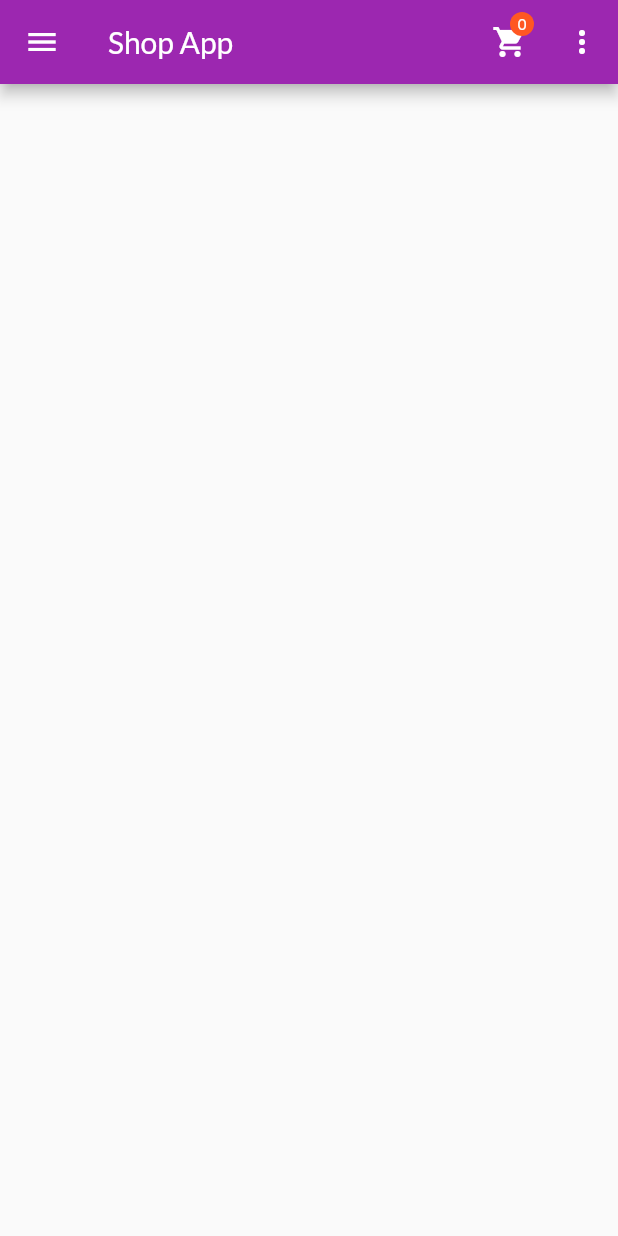
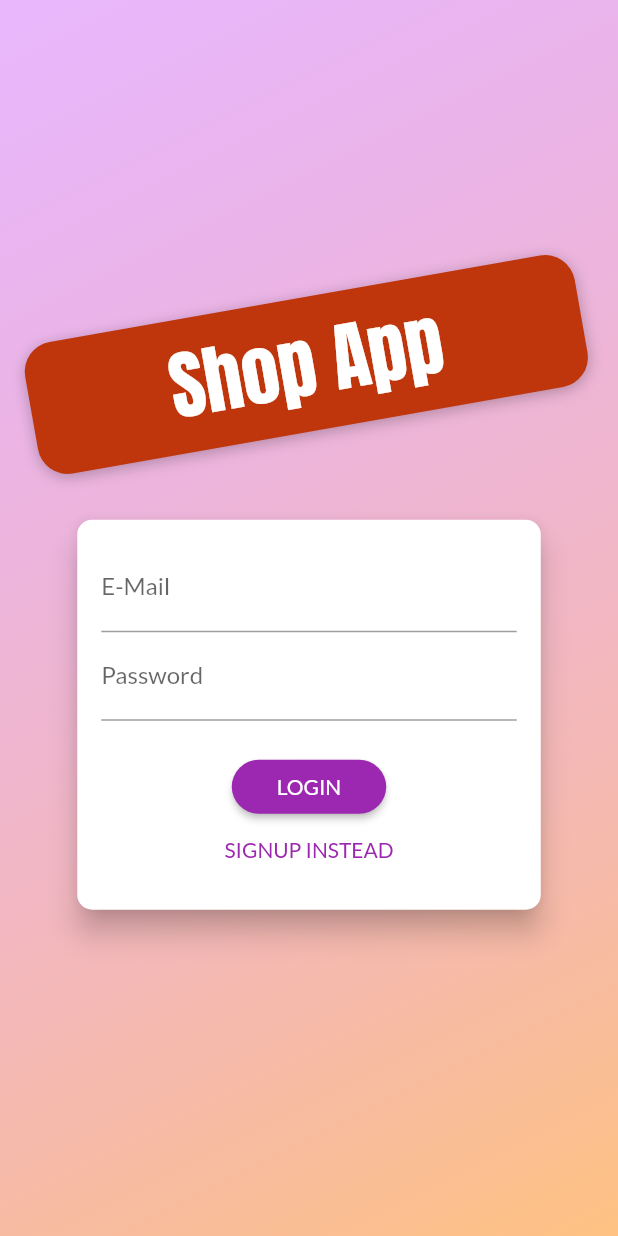
Before and after one commit to ahmedmedrah/shop_app, a Flutter app: the screen it shows after launch, on a phone screen of 412 x 824 dp. Run offline on Flutter 3.47's test engine with Material 2 defaults, Android fonts, the phone set to English and light mode, and no system bars.

Commit message:
created auth.dart to handle login and sign up logic created auth_screen.dart to be the initial screen with an authentication form

```diff
--- a/lib/main.dart
+++ b/lib/main.dart
@@ -1,8 +1,10 @@
 import 'package:flutter/material.dart';
 import 'package:provider/provider.dart';
+import 'package:shop_app/providers/auth.dart';
 import 'package:shop_app/providers/cart.dart';
 import 'package:shop_app/providers/orders.dart';
 import 'package:shop_app/providers/products_provider.dart';
+import 'package:shop_app/screens/auth_screen.dart';
 import 'package:shop_app/screens/cart_screen.dart';
 import 'package:shop_app/screens/edit_product_screen.dart';
 import 'package:shop_app/screens/orders_screen.dart';
@@ -29,6 +31,9 @@ class MyApp extends StatelessWidget {
         ChangeNotifierProvider(
           create: (ctx) => Orders(),
         ),
+        ChangeNotifierProvider(
+          create: (ctx) => Auth(),
+        ),
       ],
       child: MaterialApp(
         debugShowCheckedModeBanner: false,
@@ -38,8 +43,9 @@ class MyApp extends StatelessWidget {
           accentColor: Colors.deepOrange,
           fontFamily: 'Lato',
         ),
-        home: ProductOverviewScreen(),
+        home: AuthScreen(),
         routes: {
+          AuthScreen.routeName: (ctx) => AuthScreen(),
           ProductDetailsScreen.ROUTENAME: (ctx) => ProductDetailsScreen(),
           CartScreen.ROUTENAME: (ctx) => CartScreen(),
           OrdersScreen.ROUTENAME: (ctx) => OrdersScreen(),
--- /dev/null
+++ b/lib/providers/auth.dart
@@ -0,0 +1,38 @@
+import 'package:flutter/widgets.dart';
+import 'package:http/http.dart' as http;
+import 'dart:convert';
+
+import 'package:shop_app/models/http_exception.dart';
+
+class Auth with ChangeNotifier {
+  String _token;
+  DateTime _expiryDate;
+  String _userId;
+  final _apiKey = 'AIzaSyDTHDlO71yjjdkhxgi3dtWzm-QWhuhsg0s';
+
+  Future _authenticate(String email, String password, String urlPart) async {
+    final url =
+        'https://identitytoolkit.googleapis.com/v1/accounts:$urlPart?key=$_apiKey';
+    try {
+      final response = await http.post(url,
+          body: json.encode({
+            'email': email,
+            'password': password,
+            'returnSecureToken': true,
+          }));
+      final resData = jsonDecode(response.body);
+      if(resData['error'] != null)
+        throw HttpException(resData['error']['message']);
+    } catch (e) {
+      throw e;
+    }
+  }
+
+  Future signUp(String email, String password) async {
+    return _authenticate(email, password, 'signUp');
+  }
+
+  Future logIn(String email, String password) async {
+    return _authenticate(email, password, 'signInWithPassword');
+  }
+}
--- /dev/null
+++ b/lib/screens/auth_screen.dart
@@ -0,0 +1,281 @@
+import 'dart:math';
+
+import 'package:flutter/material.dart';
+import 'package:provider/provider.dart';
+import 'package:shop_app/models/http_exception.dart';
+import 'package:shop_app/providers/auth.dart';
+
+enum AuthMode { Signup, Login }
+
+class AuthScreen extends StatelessWidget {
+  static const routeName = '/auth';
+
+  @override
+  Widget build(BuildContext context) {
+    final deviceSize = MediaQuery.of(context).size;
+    // final transformConfig = Matrix4.rotationZ(-8 * pi / 180);
+    // transformConfig.translate(-10.0);
+    return Scaffold(
+      // resizeToAvoidBottomInset: false,
+      body: Stack(
+        children: <Widget>[
+          Container(
+            decoration: BoxDecoration(
+              gradient: LinearGradient(
+                colors: [
+                  Color.fromRGBO(215, 117, 255, 1).withOpacity(0.5),
+                  Color.fromRGBO(255, 188, 117, 1).withOpacity(0.9),
+                ],
+                begin: Alignment.topLeft,
+                end: Alignment.bottomRight,
+              ),
+            ),
+          ),
+          SingleChildScrollView(
+            child: Container(
+              height: deviceSize.height,
+              width: deviceSize.width,
+              child: Column(
+                mainAxisAlignment: MainAxisAlignment.center,
+                crossAxisAlignment: CrossAxisAlignment.center,
+                children: <Widget>[
+                  Flexible(
+                    child: Container(
+                      margin:
+                          EdgeInsets.symmetric(vertical: 20, horizontal: 20),
+                      padding:
+                          EdgeInsets.symmetric(vertical: 8.0, horizontal: 94.0),
+                      transform: Matrix4.rotationZ(-10 * pi / 180)
+                        ..translate(-10.0),
+                      // ..translate(-10.0),
+                      decoration: BoxDecoration(
+                        borderRadius: BorderRadius.circular(20),
+                        color: Colors.deepOrange.shade900,
+                        boxShadow: [
+                          BoxShadow(
+                            blurRadius: 8,
+                            color: Colors.black26,
+                            offset: Offset(0, 2),
+                          )
+                        ],
+                      ),
+                      child: FittedBox(
+                        child: Text(
+                          'Shop App',
+                          style: TextStyle(
+                            color: Theme.of(context)
+                                .accentTextTheme
+                                .headline6
+                                .color,
+                            fontSize: 50,
+                            fontFamily: 'Anton',
+                            fontWeight: FontWeight.normal,
+                          ),
+                        ),
+                      ),
+                    ),
+                  ),
+                  Flexible(
+                    flex: deviceSize.width > 600 ? 2 : 1,
+                    child: AuthCard(),
+                  ),
+                ],
+              ),
+            ),
+          ),
+        ],
+      ),
+    );
+  }
+}
+
+class AuthCard extends StatefulWidget {
+  const AuthCard({
+    Key key,
+  }) : super(key: key);
+
+  @override
+  _AuthCardState createState() => _AuthCardState();
+}
+
+class _AuthCardState extends State<AuthCard> {
+  final GlobalKey<FormState> _formKey = GlobalKey();
+  AuthMode _authMode = AuthMode.Login;
+  Map<String, String> _authData = {
+    'email': '',
+    'password': '',
+  };
+  var _isLoading = false;
+  final _passwordController = TextEditingController();
+
+  void _showErrorDialog(String message){
+    showDialog<void>(
+      context: context,
+      barrierDismissible: false,
+      // false = user must tap button, true = tap outside dialog
+      builder: (BuildContext dialogContext) {
+        return AlertDialog(
+          title: Text('An Error Occurred'),
+          content: Text(message),
+          actions: <Widget>[
+            FlatButton(
+              child: Text('Okay'),
+              onPressed: () {
+                Navigator.of(dialogContext).pop(); // Dismiss alert dialog
+              },
+            ),
+          ],
+        );
+      },
+    );
+  }
+
+  void _submit() async {
+    if (!_formKey.currentState.validate()) {
+      // Invalid!
+      return;
+    }
+    _formKey.currentState.save();
+    setState(() {
+      _isLoading = true;
+    });
+    try {
+      if (_authMode == AuthMode.Login) {
+        // Log user in
+        await Provider.of<Auth>(context, listen: false)
+            .logIn(_authData['email'], _authData['password']);
+      } else {
+        // Sign up user
+        await Provider.of<Auth>(context, listen: false)
+            .signUp(_authData['email'], _authData['password']);
+      }
+    }on HttpException catch(e)
+    {
+      var message = 'Couldn\'t authenticate you please try again';
+      if(e.toString().contains('EMAIL_EXISTS')){
+        message = 'This email address already exists';
+      }else if(e.toString().contains('INVALID_EMAIL'))
+        message = 'This email address is invalid';
+      else if(e.toString().contains('WEAK_PASSWORD'))
+        message = 'This password is too weak';
+      else if(e.toString().contains('EMAIL_NOT_FOUND'))
+        message = 'Couldn\'t find a user with that email address';
+      else if(e.toString().contains('INVALID_PASSWORD'))
+        message = 'This password is invalid';
+      _showErrorDialog(message);
+    }catch(e)
+    {
+      const message = 'Couldn\'nt authenticate you please try again';
+      _showErrorDialog(message);
+    }
+    setState(() {
+      _isLoading = false;
+    });
+  }
+
+  void _switchAuthMode() {
+    if (_authMode == AuthMode.Login) {
+      setState(() {
+        _authMode = AuthMode.Signup;
+      });
+    } else {
+      setState(() {
+        _authMode = AuthMode.Login;
+      });
+    }
+  }
+
+  @override
+  Widget build(BuildContext context) {
+    final deviceSize = MediaQuery.of(context).size;
+    return Card(
+      shape: RoundedRectangleBorder(
+        borderRadius: BorderRadius.circular(10.0),
+      ),
+      elevation: 8.0,
+      child: Container(
+        height: _authMode == AuthMode.Signup ? 320 : 260,
+        constraints:
+            BoxConstraints(minHeight: _authMode == AuthMode.Signup ? 320 : 260),
+        width: deviceSize.width * 0.75,
+        padding: EdgeInsets.all(16.0),
+        child: Form(
+          key: _formKey,
+          child: SingleChildScrollView(
+            child: Column(
+              children: <Widget>[
+                TextFormField(
+                  decoration: InputDecoration(labelText: 'E-Mail'),
+                  keyboardType: TextInputType.emailAddress,
+                  validator: (value) {
+                    if (value.isEmpty || !value.contains('@')) {
+                      return 'Invalid email!';
+                    }
+                    return null;
+                  },
+                  onSaved: (value) {
+                    _authData['email'] = value;
+                  },
+                ),
+                TextFormField(
+                  decoration: InputDecoration(labelText: 'Password'),
+                  obscureText: true,
+                  controller: _passwordController,
+                  validator: (value) {
+                    if (value.isEmpty || value.length < 5) {
+                      return 'Password is too short!';
+                    }
+                    return null;
+                  },
+                  onSaved: (value) {
+                    _authData['password'] = value;
+                  },
+                ),
+                if (_authMode == AuthMode.Signup)
+                  TextFormField(
+                    enabled: _authMode == AuthMode.Signup,
+                    decoration: InputDecoration(labelText: 'Confirm Password'),
+                    obscureText: true,
+                    validator: _authMode == AuthMode.Signup
+                        ? (value) {
+                            if (value != _passwordController.text) {
+                              return 'Passwords do not match!';
+                            }
+                            return null;
+                          }
+                        : null,
+                  ),
+                SizedBox(
+                  height: 20,
+                ),
+                if (_isLoading)
+                  CircularProgressIndicator()
+                else
+                  RaisedButton(
+                    child:
+                        Text(_authMode == AuthMode.Login ? 'LOGIN' : 'SIGN UP'),
+                    onPressed: _submit,
+                    shape: RoundedRectangleBorder(
+                      borderRadius: BorderRadius.circular(30),
+                    ),
+                    padding:
+                        EdgeInsets.symmetric(horizontal: 30.0, vertical: 8.0),
+                    color: Theme.of(context).primaryColor,
+                    textColor: Theme.of(context).primaryTextTheme.button.color,
+                  ),
+                FlatButton(
+                  child: Text(
+                      '${_authMode == AuthMode.Login ? 'SIGNUP' : 'LOGIN'} INSTEAD'),
+                  onPressed: _switchAuthMode,
+                  padding: EdgeInsets.symmetric(horizontal: 30.0, vertical: 4),
+                  materialTapTargetSize: MaterialTapTargetSize.shrinkWrap,
+                  textColor: Theme.of(context).primaryColor,
+                ),
+              ],
+            ),
+          ),
+        ),
+      ),
+    );
+  }
+}
--- a/lib/screens/edit_product_screen.dart
+++ b/lib/screens/edit_product_screen.dart
@@ -25,7 +25,6 @@ class _EditProductScreenState extends State<EditProductScreen> {
 
   @override
   void dispose() {
-    // TODO: implement dispose
     _imageUrlController.dispose();
     super.dispose();
   }
--- a/lib/screens/product_details_screen.dart
+++ b/lib/screens/product_details_screen.dart
@@ -22,7 +22,7 @@ class ProductDetailsScreen extends StatelessWidget {
               width: double.infinity,
               child: Image.network(
                 product.imageUrl,
-                fit: BoxFit.cover,
+                fit: BoxFit.contain,
               ),
             ),
             SizedBox(
--- a/lib/screens/products_overview_screen.dart
+++ b/lib/screens/products_overview_screen.dart
@@ -13,7 +13,7 @@ enum menuOptions {
 }
 
 class ProductOverviewScreen extends StatefulWidget {
-  static const String ROUTENAME = '/';
+  static const String ROUTENAME = '/products_overview';
 
   @override
   _ProductOverviewScreenState createState() => _ProductOverviewScreenState();
--- a/lib/widgets/order_item.dart
+++ b/lib/widgets/order_item.dart
@@ -54,7 +54,7 @@ class _OrderItemState extends State<OrderItem> {
                     Text(
                       '\$${widget.order.products[i].price}\tx\t${widget.order.products[i].quantity}',
                       style:
-                          TextStyle(fontSize: 18, fontWeight: FontWeight.bold),
+                          TextStyle(fontSize: 14),
                     ),
                   ],
                 ),
--- a/lib/widgets/product_item.dart
+++ b/lib/widgets/product_item.dart
@@ -15,7 +15,7 @@ class ProductItem extends StatelessWidget {
         child: GestureDetector(
           child: Image.network(
             product.imageUrl,
-            fit: BoxFit.cover,
+            fit: BoxFit.contain,
           ),
           onTap: () => Navigator.of(context)
               .pushNamed(ProductDetailsScreen.ROUTENAME, arguments: product.id),
```
